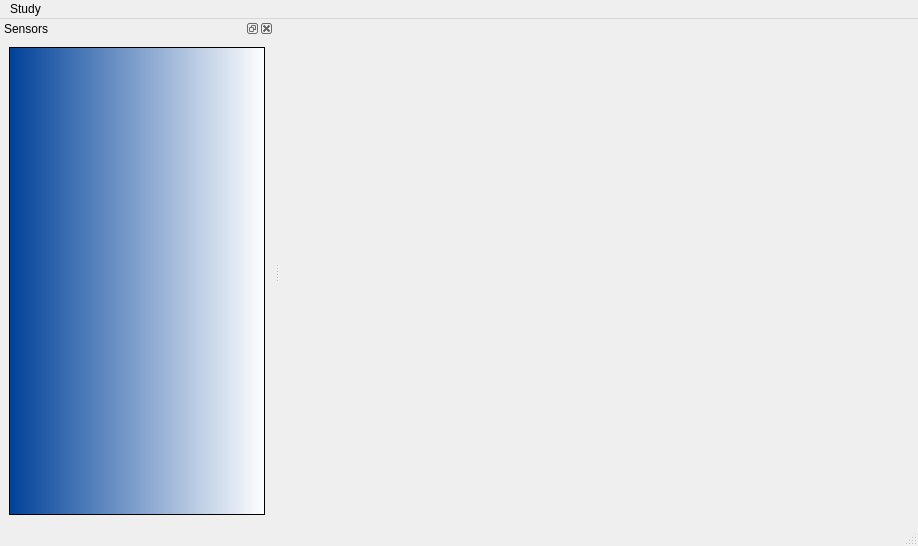
leamailhol/MOLO-projet-interface, file molonari_data/molonaviz/mainwindow.ui: the form before one commit.
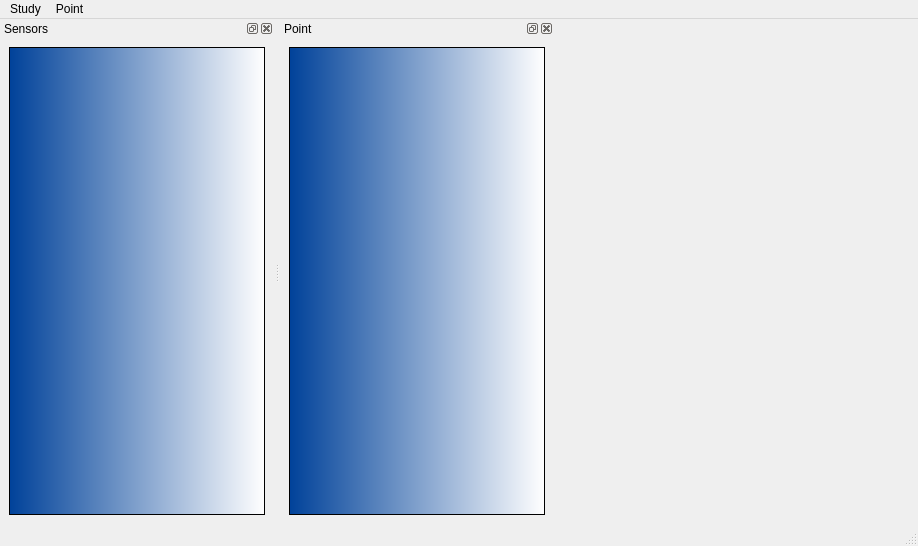
The form after the commit.

The edit to the form file:
```diff
--- a/molonari_data/molonaviz/mainwindow.ui
+++ b/molonari_data/molonaviz/mainwindow.ui
@@ -13,14 +13,39 @@
   <property name="windowTitle">
    <string>MolonaViz</string>
   </property>
-  <widget class="QWidget" name="centralwidget"/>
+  <widget class="QWidget" name="centralwidget">
+   <widget class="QDockWidget" name="dockPoint">
+    <property name="geometry">
+     <rect>
+      <x>0</x>
+      <y>0</y>
+      <width>274</width>
+      <height>505</height>
+     </rect>
+    </property>
+    <property name="windowTitle">
+     <string>Point</string>
+    </property>
+    <widget class="QWidget" name="dockWidgetContents_2">
+     <layout class="QVBoxLayout" name="verticalLayout_2">
+      <item>
+       <widget class="QTreeView" name="treeViewSensors_3">
+        <property name="styleSheet">
+         <string notr="true">background-color: qlineargradient(spread:pad, x1:0, y1:0, x2:1, y2:0, stop:0 rgba(0, 65, 153, 255), stop:1 rgba(255, 255, 255, 255));</string>
+        </property>
+       </widget>
+      </item>
+     </layout>
+    </widget>
+   </widget>
+  </widget>
   <widget class="QMenuBar" name="menubar">
    <property name="geometry">
     <rect>
      <x>0</x>
      <y>0</y>
      <width>918</width>
-     <height>18</height>
+     <height>21</height>
     </rect>
    </property>
    <widget class="QMenu" name="menuStudy">
@@ -31,7 +56,14 @@
     <addaction name="actionOpen_Study"/>
     <addaction name="actionExit"/>
    </widget>
+   <widget class="QMenu" name="menuPoint">
+    <property name="title">
+     <string>Point</string>
+    </property>
+    <addaction name="actionImport_Point"/>
+   </widget>
    <addaction name="menuStudy"/>
+   <addaction name="menuPoint"/>
   </widget>
   <widget class="QStatusBar" name="statusbar"/>
   <widget class="QDockWidget" name="dockSensors">
```
Left out of the diff: 5 changed lines with no effect on the pictures.
